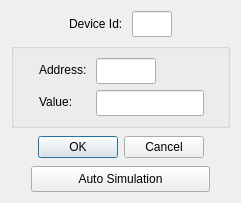
Before: the Qt Designer form src/dialogs/dialogwriteholdingregister.ui in sanny32/OpenModScan, drawn with Qt 5.
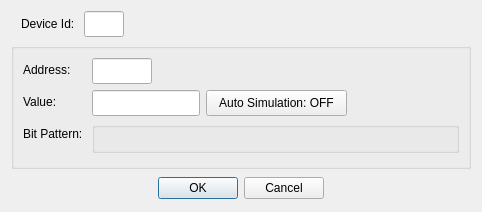
After: the same form once the commit is applied. Custom widgets are drawn as their Qt base class.

Commit message: Improve simulation ui behavior

The edit to the form file:
```diff
--- a/src/dialogs/dialogwriteholdingregister.ui
+++ b/src/dialogs/dialogwriteholdingregister.ui
@@ -6,8 +6,8 @@
    <rect>
     <x>0</x>
     <y>0</y>
-    <width>241</width>
-    <height>203</height>
+    <width>482</width>
+    <height>212</height>
    </rect>
   </property>
   <property name="windowTitle">
@@ -21,9 +21,12 @@
        <property name="orientation">
         <enum>Qt::Horizontal</enum>
        </property>
+       <property name="sizeType">
+        <enum>QSizePolicy::Fixed</enum>
+       </property>
        <property name="sizeHint" stdset="0">
         <size>
-         <width>40</width>
+         <width>10</width>
          <height>20</height>
         </size>
        </property>
@@ -76,9 +79,6 @@
    <item>
     <widget class="QGroupBox" name="groupBox">
      <layout class="QFormLayout" name="formLayout">
-      <property name="leftMargin">
-       <number>25</number>
-      </property>
       <item row="0" column="0">
        <widget class="QLabel" name="labelAddress">
         <property name="text">
@@ -119,19 +119,86 @@
        </widget>
       </item>
       <item row="1" column="1">
-       <widget class="NumericLineEdit" name="lineEditValue">
-        <property name="sizePolicy">
-         <sizepolicy hsizetype="Fixed" vsizetype="Fixed">
-          <horstretch>0</horstretch>
-          <verstretch>0</verstretch>
-         </sizepolicy>
+       <layout class="QHBoxLayout" name="horizontalLayout_2">
+        <item>
+         <widget class="NumericLineEdit" name="lineEditValue">
+          <property name="sizePolicy">
+           <sizepolicy hsizetype="Fixed" vsizetype="Fixed">
+            <horstretch>0</horstretch>
+            <verstretch>0</verstretch>
+           </sizepolicy>
+          </property>
+          <property name="minimumSize">
+           <size>
+            <width>0</width>
+            <height>26</height>
+           </size>
+          </property>
+         </widget>
+        </item>
+        <item>
+         <widget class="QPushButton" name="pushButtonSimulation">
+          <property name="minimumSize">
+           <size>
+            <width>0</width>
+            <height>26</height>
+           </size>
+          </property>
+          <property name="styleSheet">
+           <string notr="true">padding: 4px 12px;</string>
+          </property>
+          <property name="text">
+           <string>Auto Simulation: OFF</string>
+          </property>
+         </widget>
+        </item>
+        <item>
+         <spacer name="horizontalSpacer_5">
+          <property name="orientation">
+           <enum>Qt::Horizontal</enum>
+          </property>
+          <property name="sizeHint" stdset="0">
+           <size>
+            <width>40</width>
+            <height>20</height>
+           </size>
+          </property>
+         </spacer>
+        </item>
+       </layout>
+      </item>
+      <item row="2" column="0">
+       <widget class="QLabel" name="labelBitPattern">
+        <property name="text">
+         <string>Bit Pattern: </string>
         </property>
-        <property name="minimumSize">
-         <size>
-          <width>0</width>
-          <height>26</height>
-         </size>
+       </widget>
+      </item>
+      <item row="2" column="1">
+       <widget class="QGroupBox" name="groupBoxBitPattern">
+        <property name="title">
+         <string/>
         </property>
+        <layout class="QHBoxLayout" name="horizontalLayout_3">
+         <property name="spacing">
+          <number>0</number>
+         </property>
+         <property name="leftMargin">
+          <number>0</number>
+         </property>
+         <property name="topMargin">
+          <number>0</number>
+         </property>
+         <property name="rightMargin">
+          <number>0</number>
+         </property>
+         <property name="bottomMargin">
+          <number>0</number>
+         </property>
+         <item>
+          <widget class="BitPatternControl" name="controlBitPattern" native="true"/>
+         </item>
+        </layout>
        </widget>
       </item>
      </layout>
@@ -156,55 +223,6 @@
      </property>
     </widget>
    </item>
-   <item>
-    <layout class="QHBoxLayout" name="horizontalLayoutSimulation">
-     <item>
-      <spacer name="horizontalSpacer_3">
-       <property name="orientation">
-        <enum>Qt::Horizontal</enum>
-       </property>
-       <property name="sizeType">
-        <enum>QSizePolicy::Fixed</enum>
-       </property>
-       <property name="sizeHint" stdset="0">
-        <size>
-         <width>20</width>
-         <height>20</height>
-        </size>
-       </property>
-      </spacer>
-     </item>
-     <item>
-      <widget class="QPushButton" name="pushButtonSimulation">
-       <property name="minimumSize">
-        <size>
-         <width>0</width>
-         <height>26</height>
-        </size>
-       </property>
-       <property name="text">
-        <string>Auto Simulation</string>
-       </property>
-      </widget>
-     </item>
-     <item>
-      <spacer name="horizontalSpacer_4">
-       <property name="orientation">
-        <enum>Qt::Horizontal</enum>
-       </property>
-       <property name="sizeType">
-        <enum>QSizePolicy::Fixed</enum>
-       </property>
-       <property name="sizeHint" stdset="0">
-        <size>
-         <width>20</width>
-         <height>20</height>
-        </size>
-       </property>
-      </spacer>
-     </item>
-    </layout>
-   </item>
   </layout>
  </widget>
  <customwidgets>
@@ -213,6 +231,12 @@
    <extends>QLineEdit</extends>
    <header>numericlineedit.h</header>
   </customwidget>
+  <customwidget>
+   <class>BitPatternControl</class>
+   <extends>QWidget</extends>
+   <header>bitpatterncontrol.h</header>
+   <container>1</container>
+  </customwidget>
  </customwidgets>
  <tabstops>
   <tabstop>lineEditValue</tabstop>
```
The commit also changes 24 other files.
